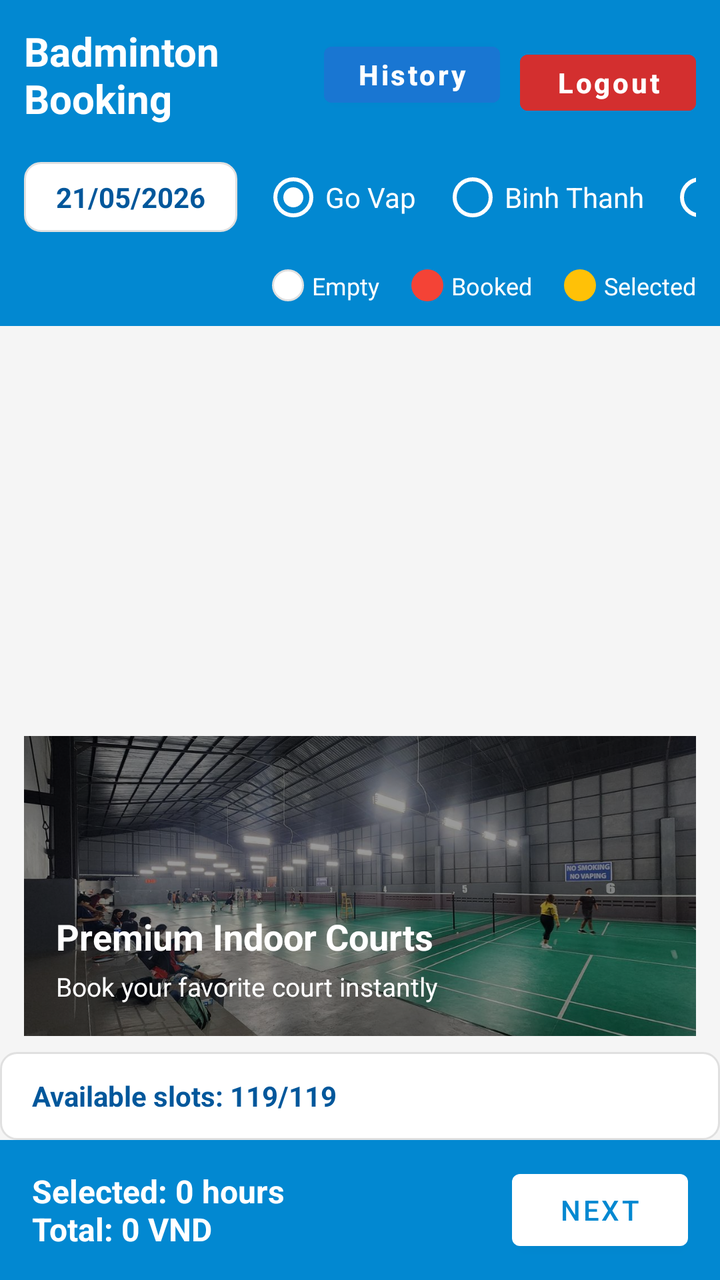
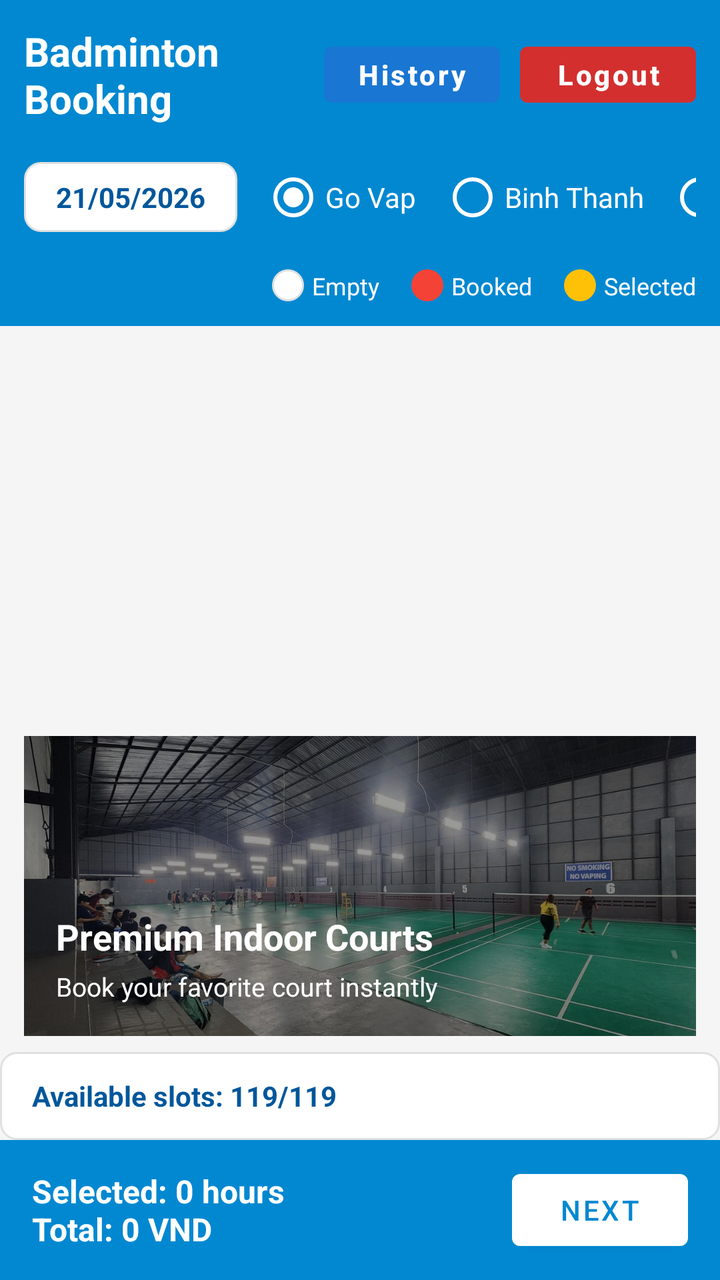

Compare the two renders of this Android layout. The source of the first and the diff that turns it into the second are given below.
<!-- AndroidManifest.xml: application theme Theme.BadmintonBooking -->
<!-- res/layout/activity_home.xml -->
<?xml version="1.0" encoding="utf-8"?>
<androidx.constraintlayout.widget.ConstraintLayout xmlns:android="http://schemas.android.com/apk/res/android"
    xmlns:app="http://schemas.android.com/apk/res-auto"
    xmlns:tools="http://schemas.android.com/tools"
    android:layout_width="match_parent"
    android:layout_height="match_parent"
    android:background="@color/background_light"
    tools:context=".HomeActivity">

    <LinearLayout
        android:id="@+id/headerLayout"
        android:layout_width="match_parent"
        android:layout_height="wrap_content"
        android:orientation="vertical"
        android:background="@color/primary"
        android:padding="12dp"
        app:layout_constraintTop_toTopOf="parent">

        <LinearLayout
            android:layout_width="match_parent"
            android:layout_height="wrap_content"
            android:orientation="horizontal"
            android:gravity="center_vertical">

            <TextView
                android:layout_width="0dp"
                android:layout_weight="1"
                android:layout_height="wrap_content"
                android:text="Badminton Booking"
                android:textColor="@color/white"
                android:textSize="20sp"
                android:textStyle="bold" />

            <LinearLayout
                android:layout_width="wrap_content"
                android:layout_height="wrap_content"
                android:orientation="horizontal"
                android:gravity="center_vertical">

                <Button
                    android:id="@+id/imgHistory"
                    android:layout_width="wrap_content"
                    android:layout_height="40dp"
                    android:text="History"
                    android:textAllCaps="false"
                    android:textColor="@android:color/white"
                    android:textStyle="bold"
                    android:backgroundTint="#1976D2"
                    android:paddingHorizontal="14dp"
                    android:layout_marginEnd="10dp" />

                <Button

                    android:id="@+id/imgLogout"
                    android:layout_marginTop="4dp"
                    android:layout_width="wrap_content"
                    android:layout_height="40dp"
                    android:text="Logout"
                    android:textAllCaps="false"
                    android:textColor="@android:color/white"
                    android:textStyle="bold"
                    android:backgroundTint="#D32F2F"
                    android:paddingHorizontal="14dp" />

            </LinearLayout>

        </LinearLayout>

        <LinearLayout
            android:layout_width="match_parent"
            android:layout_height="wrap_content"
            android:orientation="horizontal"
            android:layout_marginTop="12dp"
            android:gravity="center_vertical">

            <TextView
                android:id="@+id/tvSelectDate"
                android:layout_width="wrap_content"
                android:layout_height="wrap_content"
                android:background="@drawable/bg_cell_empty"
                android:textColor="@color/primary_dark"
                android:text="21/05/2026"
                android:paddingHorizontal="16dp"
                android:paddingVertical="8dp"
                android:textStyle="bold" />

            <HorizontalScrollView
                android:layout_width="0dp"
                android:layout_weight="1"
                android:layout_height="wrap_content"
                android:layout_marginStart="12dp"
                android:scrollbars="none">

                <RadioGroup
                    android:id="@+id/radioGroupBranches"
                    android:layout_width="wrap_content"
                    android:layout_height="wrap_content"
                    android:orientation="horizontal">

                    <RadioButton
                        android:id="@+id/rbBranch1"
                        android:layout_width="wrap_content"
                        android:layout_height="wrap_content"
                        android:text="Go Vap"
                        android:textColor="@color/white"
                        android:buttonTint="@color/white"
                        android:checked="true" />

                    <RadioButton
                        android:id="@+id/rbBranch2"
                        android:layout_width="wrap_content"
                        android:layout_height="wrap_content"
                        android:text="Binh Thanh"
                        android:textColor="@color/white"
                        android:buttonTint="@color/white"
                        android:layout_marginStart="12dp" />

                    <RadioButton
                        android:id="@+id/rbBranch3"
                        android:layout_width="wrap_content"
                        android:layout_height="wrap_content"
                        android:text="Dist 1"
                        android:textColor="@color/white"
                        android:buttonTint="@color/white"
                        android:layout_marginStart="12dp" />

                </RadioGroup>
            </HorizontalScrollView>
        </LinearLayout>

        <LinearLayout
            android:layout_width="match_parent"
            android:layout_height="wrap_content"
            android:orientation="horizontal"
            android:gravity="end"
            android:layout_marginTop="12dp">

            <View
                android:layout_width="16dp"
                android:layout_height="16dp"
                android:background="@drawable/bg_cell_empty" />

            <TextView
                android:layout_width="wrap_content"
                android:layout_height="wrap_content"
                android:layout_marginStart="4dp"
                android:text="Empty"
                android:textColor="@color/white"
                android:textSize="12sp" />

            <View
                android:layout_width="16dp"
                android:layout_height="16dp"
                android:layout_marginStart="16dp"
                android:background="@drawable/bg_cell_booked" />

            <TextView
                android:layout_width="wrap_content"
                android:layout_height="wrap_content"
                android:layout_marginStart="4dp"
                android:text="Booked"
                android:textColor="@color/white"
                android:textSize="12sp" />

            <View
                android:layout_width="16dp"
                android:layout_height="16dp"
                android:layout_marginStart="16dp"
                android:background="@drawable/bg_cell_selected" />

            <TextView
                android:layout_width="wrap_content"
                android:layout_height="wrap_content"
                android:layout_marginStart="4dp"
                android:text="Selected"
                android:textColor="@color/white"
                android:textSize="12sp" />

        </LinearLayout>
    </LinearLayout>

    <ScrollView
        android:id="@+id/matrixScrollView"
        android:layout_width="0dp"
        android:layout_height="0dp"
        android:layout_margin="8dp"
        app:layout_constraintTop_toBottomOf="@+id/headerLayout"
        app:layout_constraintBottom_toTopOf="@+id/bannerCard"
        app:layout_constraintStart_toStartOf="parent"
        app:layout_constraintEnd_toEndOf="parent">

        <HorizontalScrollView
            android:layout_width="wrap_content"
            android:layout_height="wrap_content">

            <TableLayout
                android:id="@+id/tableLayoutMatrix"
                android:layout_width="wrap_content"
                android:layout_height="wrap_content"
                android:background="@android:color/transparent" />

        </HorizontalScrollView>
    </ScrollView>

    <ProgressBar
        android:id="@+id/progressBarLoading"
        android:layout_width="wrap_content"
        android:layout_height="wrap_content"
        android:visibility="gone"
        android:indeterminateTint="@color/primary"
        app:layout_constraintTop_toTopOf="@+id/matrixScrollView"
        app:layout_constraintBottom_toBottomOf="@+id/matrixScrollView"
        app:layout_constraintStart_toStartOf="@+id/matrixScrollView"
        app:layout_constraintEnd_toEndOf="@+id/matrixScrollView" />

    <FrameLayout
        android:id="@+id/bannerCard"
        android:layout_width="0dp"
        android:layout_height="150dp"
        android:layout_marginHorizontal="12dp"
        android:layout_marginBottom="8dp"
        android:background="@drawable/bg_cell_empty"
        app:layout_constraintTop_toBottomOf="@+id/matrixScrollView"
        app:layout_constraintBottom_toTopOf="@+id/availableInfoBar"
        app:layout_constraintStart_toStartOf="parent"
        app:layout_constraintEnd_toEndOf="parent">

        <ViewFlipper
            android:id="@+id/viewFlipperBanner"
            android:layout_width="match_parent"
            android:layout_height="match_parent"
            android:autoStart="true"
            android:flipInterval="2800"
            android:inAnimation="@android:anim/fade_in"
            android:outAnimation="@android:anim/fade_out">

            <ImageView
                android:layout_width="match_parent"
                android:layout_height="match_parent"
                android:scaleType="centerCrop"
                android:src="@drawable/court_banner_1" />

            <ImageView
                android:layout_width="match_parent"
                android:layout_height="match_parent"
                android:scaleType="centerCrop"
                android:src="@drawable/court_banner_2" />

            <ImageView
                android:layout_width="match_parent"
                android:layout_height="match_parent"
                android:scaleType="centerCrop"
                android:src="@drawable/court_banner_3" />

        </ViewFlipper>

        <LinearLayout
            android:layout_width="match_parent"
            android:layout_height="match_parent"
            android:orientation="vertical"
            android:gravity="bottom"
            android:padding="16dp"
            android:background="#66000000">

            <TextView
                android:layout_width="wrap_content"
                android:layout_height="wrap_content"
                android:text="Premium Indoor Courts"
                android:textColor="@color/white"
                android:textSize="18sp"
                android:textStyle="bold" />

            <TextView
                android:layout_width="wrap_content"
                android:layout_height="wrap_content"
                android:text="Book your favorite court instantly"
                android:textColor="@color/white"
                android:textSize="13sp"
                android:layout_marginTop="4dp" />

        </LinearLayout>
    </FrameLayout>

    <TextView
        android:id="@+id/availableInfoBar"
        android:layout_width="0dp"
        android:layout_height="44dp"
        android:gravity="center_vertical"
        android:paddingHorizontal="16dp"
        android:text="Available slots: 119/119"
        android:textColor="@color/primary_dark"
        android:textSize="14sp"
        android:textStyle="bold"
        android:background="@drawable/bg_cell_empty"
        app:layout_constraintTop_toBottomOf="@+id/bannerCard"
        app:layout_constraintBottom_toTopOf="@+id/bottomBar"
        app:layout_constraintStart_toStartOf="parent"
        app:layout_constraintEnd_toEndOf="parent" />

    <LinearLayout
        android:id="@+id/bottomBar"
        android:layout_width="match_parent"
        android:layout_height="70dp"
        android:orientation="horizontal"
        android:background="@color/primary"
        android:gravity="center_vertical"
        android:paddingHorizontal="16dp"
        app:layout_constraintBottom_toBottomOf="parent">

        <TextView
            android:id="@+id/tvTotalInfo"
            android:layout_width="0dp"
            android:layout_weight="1"
            android:layout_height="wrap_content"
            android:text="Selected: 0 hours\nTotal: 0 VND"
            android:textColor="@color/white"
            android:textSize="16sp"
            android:textStyle="bold" />

        <Button
            android:id="@+id/btnNext"
            android:layout_width="wrap_content"
            android:layout_height="wrap_content"
            android:text="Next"
            android:textColor="@color/primary"
            app:backgroundTint="@color/white" />

    </LinearLayout>

</androidx.constraintlayout.widget.ConstraintLayout>
<!-- resources referenced by this layout -->
<resources>
  <color name="background_light">#F5F5F5</color>
  <color name="primary">#0288D1</color>
  <color name="primary_dark">#01579B</color>
  <color name="white">#FFFFFFFF</color>
  <!-- drawable bg_cell_booked (drawable) -->
  <?xml version="1.0" encoding="utf-8"?>
  <shape xmlns:android="http://schemas.android.com/apk/res/android"
      android:shape="rectangle">
      <solid android:color="@color/status_booked" />
      <corners android:radius="8dp" />
  </shape>
  <!-- drawable bg_cell_empty (drawable) -->
  <?xml version="1.0" encoding="utf-8"?>
  <shape xmlns:android="http://schemas.android.com/apk/res/android"
      android:shape="rectangle">
      <solid android:color="@color/white" />
      <corners android:radius="8dp" />
      <stroke android:width="1dp" android:color="#E0E0E0" />
  </shape>
  <!-- drawable bg_cell_selected (drawable) -->
  <?xml version="1.0" encoding="utf-8"?>
  <shape xmlns:android="http://schemas.android.com/apk/res/android"
      android:shape="rectangle">
      <solid android:color="@color/status_pending" />
      <corners android:radius="8dp" />
  </shape>
  <!-- drawable court_banner_1: jpg bitmap (drawable, 151435 bytes) -->
  <!-- drawable court_banner_2: jpg bitmap (drawable, 37457 bytes) -->
  <!-- drawable court_banner_3: jpg bitmap (drawable, 373368 bytes) -->
  <style name="Theme.BadmintonBooking" parent="Base.Theme.BadmintonBooking" />
  <color name="status_booked">#F44336</color>
  <color name="status_pending">#FFC107</color>
  <style name="Base.Theme.BadmintonBooking" parent="Theme.MaterialComponents.Light.NoActionBar">
          <item name="colorPrimary">@color/primary</item>
          <item name="colorPrimaryVariant">@color/primary_dark</item>
          <item name="colorOnPrimary">@color/white</item>
          <item name="colorSecondary">@color/accent</item>
          <item name="colorSecondaryVariant">@color/accent</item>
          <item name="colorOnSecondary">@color/white</item>
          <item name="android:statusBarColor">?attr/colorPrimaryVariant</item>
      </style>
  <color name="accent">#03A9F4</color>
</resources>

<!-- the commit's change to res/layout/activity_home.xml (unified diff, before → after) -->
@@ -50,9 +50,7 @@
                     android:layout_marginEnd="10dp" />
 
                 <Button
-
                     android:id="@+id/imgLogout"
-                    android:layout_marginTop="4dp"
                     android:layout_width="wrap_content"
                     android:layout_height="40dp"
                     android:text="Logout"
